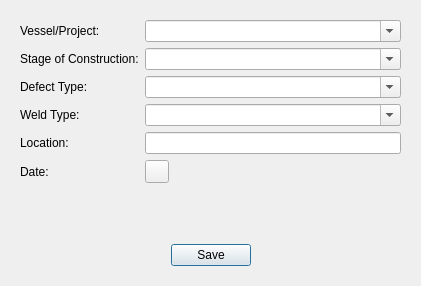
Old version of the form Quality_Failure_Entry.ui in the repository Maestoso-con-Brio/Git_tester.
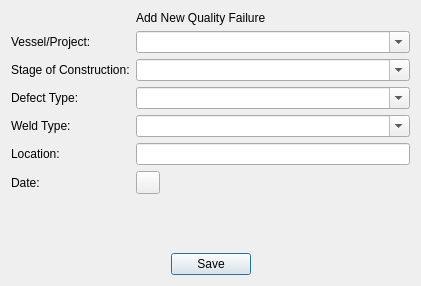
New version of the form.

Patch:
```diff
--- a/Quality_Failure_Entry.ui
+++ b/Quality_Failure_Entry.ui
@@ -14,103 +14,98 @@
    <string>Dialog</string>
   </property>
   <layout class="QGridLayout" name="gridLayout_2">
-   <property name="leftMargin">
-    <number>20</number>
-   </property>
-   <property name="topMargin">
-    <number>20</number>
-   </property>
-   <property name="rightMargin">
-    <number>20</number>
-   </property>
-   <property name="bottomMargin">
-    <number>20</number>
-   </property>
-   <item row="0" column="0">
+   <item row="1" column="0">
     <layout class="QFormLayout" name="formLayout">
-     <item row="0" column="0">
+     <item row="1" column="0">
       <widget class="QLabel" name="vessel_label">
        <property name="text">
         <string>Vessel/Project:</string>
        </property>
       </widget>
      </item>
-     <item row="0" column="1">
+     <item row="1" column="1">
       <widget class="QComboBox" name="vessel_comboBox">
        <property name="editable">
         <bool>true</bool>
        </property>
       </widget>
      </item>
-     <item row="1" column="0">
+     <item row="2" column="0">
       <widget class="QLabel" name="SOC_Label">
        <property name="text">
         <string>Stage of Construction:</string>
        </property>
       </widget>
      </item>
-     <item row="1" column="1">
+     <item row="2" column="1">
       <widget class="QComboBox" name="SOC_comboBox">
        <property name="editable">
         <bool>true</bool>
        </property>
       </widget>
      </item>
-     <item row="2" column="0">
+     <item row="3" column="0">
       <widget class="QLabel" name="Defect_Label">
        <property name="text">
         <string>Defect Type:</string>
        </property>
       </widget>
      </item>
-     <item row="2" column="1">
+     <item row="3" column="1">
       <widget class="QComboBox" name="defecttype_comboBox">
        <property name="editable">
         <bool>true</bool>
        </property>
       </widget>
      </item>
-     <item row="3" column="0">
+     <item row="4" column="0">
       <widget class="QLabel" name="Weldtype_labe">
        <property name="text">
         <string>Weld Type:</string>
        </property>
       </widget>
      </item>
-     <item row="3" column="1">
+     <item row="4" column="1">
       <widget class="QComboBox" name="wledtype_comboBox">
        <property name="editable">
         <bool>true</bool>
        </property>
       </widget>
      </item>
-     <item row="4" column="0">
+     <item row="5" column="0">
       <widget class="QLabel" name="location_label">
        <property name="text">
         <string>Location:</string>
        </property>
       </widget>
      </item>
-     <item row="4" column="1">
+     <item row="5" column="1">
       <widget class="QLineEdit" name="location_lineEdit"/>
      </item>
-     <item row="5" column="0">
+     <item row="6" column="0">
       <widget class="QLabel" name="date_label">
        <property name="text">
         <string>Date:</string>
        </property>
       </widget>
      </item>
-     <item row="5" column="1">
+     <item row="6" column="1">
       <widget class="QToolButton" name="toolButton">
        <property name="text">
         <string/>
        </property>
       </widget>
      </item>
+     <item row="0" column="1">
+      <widget class="QLabel" name="label">
+       <property name="text">
+        <string>Add New Quality Failure</string>
+       </property>
+      </widget>
+     </item>
     </layout>
    </item>
-   <item row="1" column="0">
+   <item row="2" column="0">
     <layout class="QGridLayout" name="gridLayout">
      <item row="0" column="0">
       <spacer name="horizontalSpacer">
```
